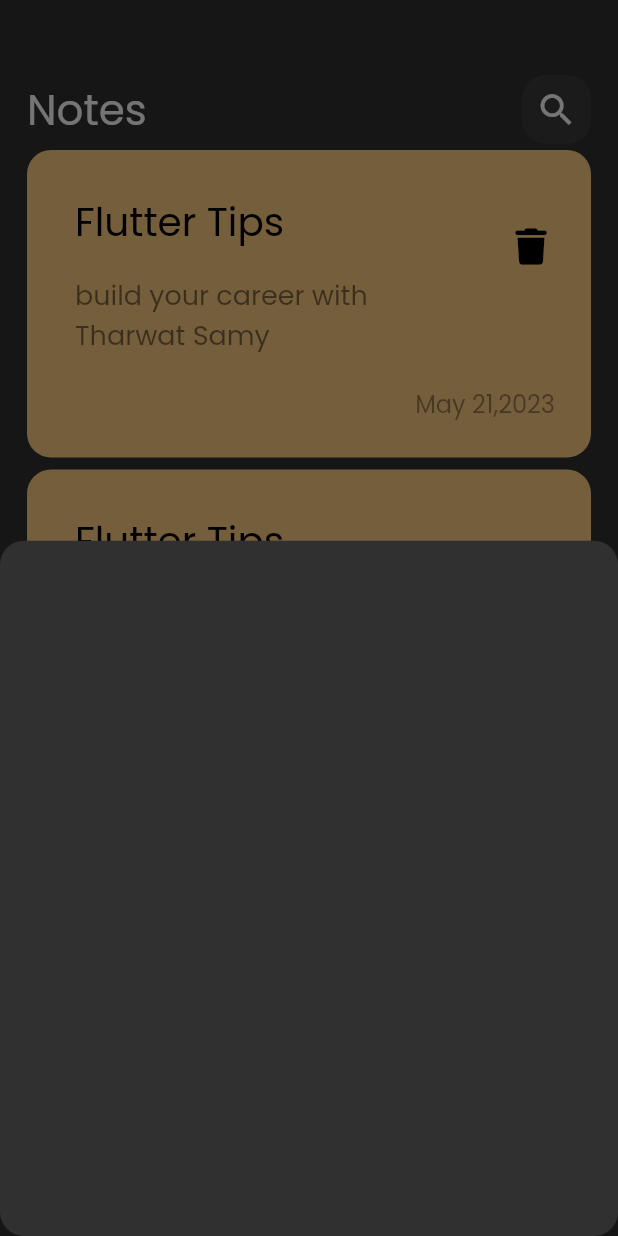
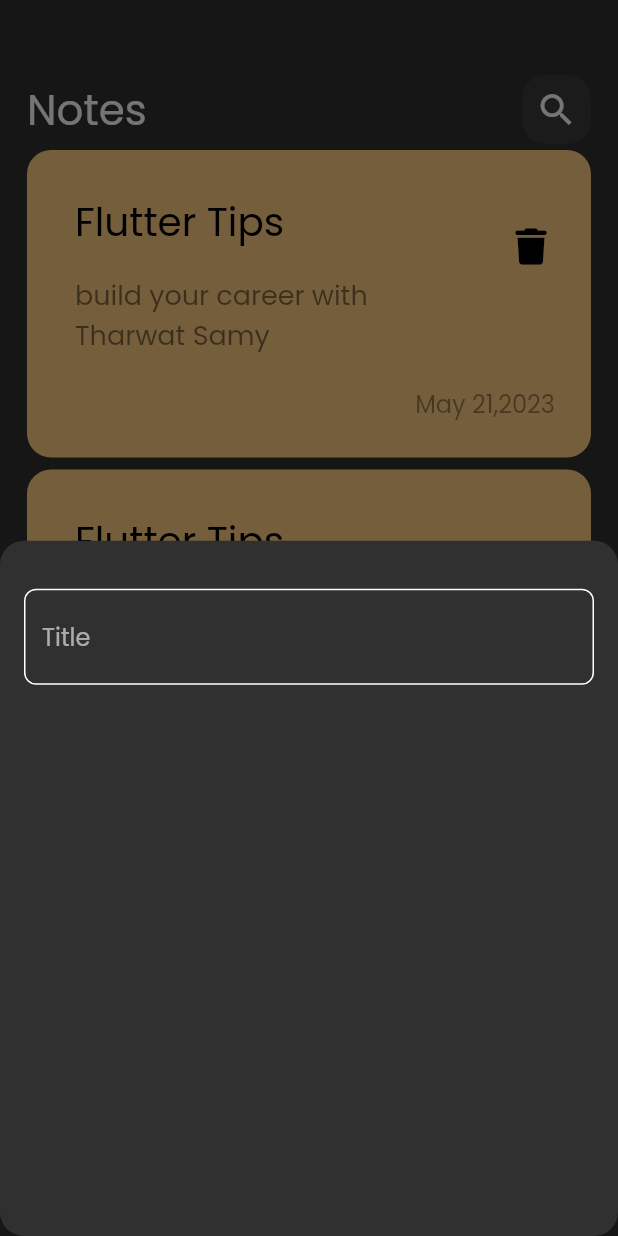
Before and after one commit to adel7ussein/notes_app, a Flutter app: the screen it shows after launch, after a tap on the "add" icon, on a phone screen of 412 x 824 dp. Run offline on Flutter 3.47's test engine with Material 2 defaults, Android fonts, the phone set to English and light mode, and no system bars; our stand-ins replace font_awesome_flutter.

Commit message:
Create Custom TextField

```diff
--- /dev/null
+++ b/lib/constants.dart
@@ -0,0 +1,3 @@
+import 'dart:ui';
+
+const kPrimaryColor =  Color(0xff62FCD7);
--- a/lib/views/widgets/add_note_bottom_sheet.dart
+++ b/lib/views/widgets/add_note_bottom_sheet.dart
@@ -1,10 +1,19 @@
 import 'package:flutter/material.dart';
+import 'package:notes_app/views/widgets/custom_text_field.dart';
 
 class AddNoteBottomSheet extends StatelessWidget {
   const AddNoteBottomSheet({Key? key}) : super(key: key);
 
   @override
   Widget build(BuildContext context) {
-    return Container();
+    return const Padding(
+      padding: EdgeInsets.symmetric(horizontal: 16),
+      child: Column(
+        children: [
+          SizedBox(height: 32,),
+          CustomTextField()
+        ],
+      ),
+    );
   }
 }
--- /dev/null
+++ b/lib/views/widgets/custom_text_field.dart
@@ -0,0 +1,25 @@
+import 'package:flutter/material.dart';
+
+import '../../constants.dart';
+
+class CustomTextField extends StatelessWidget {
+  const CustomTextField({Key? key}) : super(key: key);
+
+  @override
+  Widget build(BuildContext context) {
+    return TextField(
+      cursorColor: kPrimaryColor,
+      decoration: InputDecoration(
+          hintText: 'Title',
+          border: buildBorder(),
+          enabledBorder: buildBorder(),
+          focusedBorder: buildBorder(kPrimaryColor)),
+    );
+  }
+
+  OutlineInputBorder buildBorder([color]) {
+    return OutlineInputBorder(
+        borderRadius: BorderRadius.circular(8),
+        borderSide: BorderSide(color: color ?? Colors.white));
+  }
+}
```
